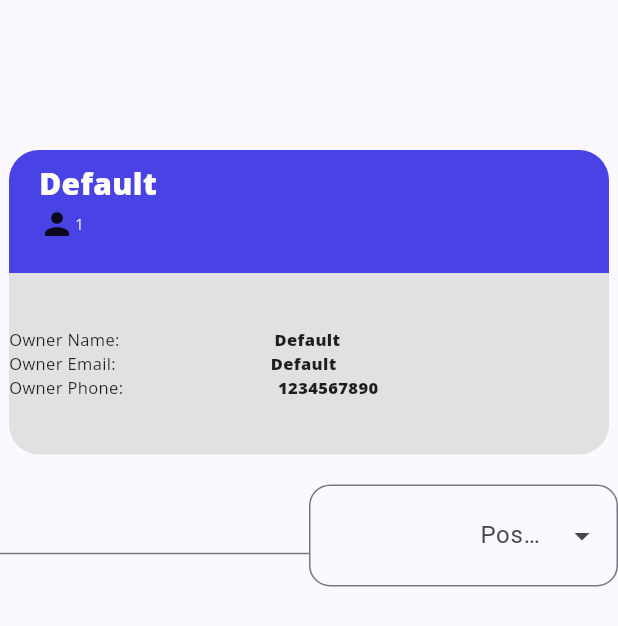
After one commit to Kh1merA/testeam_mobile, a Flutter app: the company_page screen opened by its route, on a phone screen of 412 x 824 dp. The commit adds this screen. Shown: the top 626 px of the screen. Run offline on Flutter 3.47's test engine with Material 2 defaults, Android fonts, the light colour scheme and no system bars; drawn by our look-alikes of dropdown_textfield; our stand-ins replace shared_preferences; accounts and stored records are empty.

Commit message:
start company page

```diff
--- a/lib/connections/company.dart
+++ b/lib/connections/company.dart
@@ -1,5 +1,3 @@
-import 'dart:ffi';
-
 import 'package:http/http.dart' as http;
 import 'dart:convert';
 
@@ -16,6 +14,26 @@ class Company {
       required this.ownerEmail,
       required this.ownerPhone,
       required this.users});
+
+  Map<String, dynamic> toJson() {
+    return {
+      'title': title,
+      'ownerEmail': ownerEmail,
+      'ownerPhone': ownerPhone,
+      'ownerName': ownerName,
+      'users': users,
+    };
+  }
+
+  factory Company.fromJson(Map<String, dynamic> json) {
+    return Company(
+      title: json['title'],
+      ownerEmail: json['ownerEmail'],
+      ownerPhone: json['ownerPhone'],
+      ownerName: json['ownerName'],
+      users: json['users'],
+    );
+  }
 
   void getUserInfo(token) async {
     const apiUrl =
--- /dev/null
+++ b/lib/pages/company_page/view/company_page.dart
@@ -0,0 +1,194 @@
+import 'dart:convert';
+import 'dart:ui';
+
+import 'package:dropdown_textfield/dropdown_textfield.dart';
+import 'package:flutter/material.dart';
+import 'package:shared_preferences/shared_preferences.dart';
+import 'package:testeam_mobile_application/connections/company.dart';
+import 'package:testeam_mobile_application/pages/home_page/view/home_page.dart';
+import 'package:testeam_mobile_application/theme/theme.dart';
+
+class company_page extends StatefulWidget {
+  const company_page({Key? key}) : super(key: key);
+
+  @override
+  _UserPageState createState() => _UserPageState();
+}
+
+class _UserPageState extends State<company_page> {
+  late Company companyData;
+
+  @override
+  void initState() {
+    super.initState();
+    companyData = Company(
+        title: 'Default',
+        ownerEmail: 'Default',
+        ownerPhone: '1234567890',
+        ownerName: 'Default',
+        users: [
+          {"id": 1, "name": "Default", "role": "Man with default face"}
+        ]);
+    _loadCompany();
+  }
+
+  _loadCompany() async {
+    SharedPreferences prefs = await SharedPreferences.getInstance();
+    String? companyString = prefs.getString('company');
+    print('User String: $companyString');
+    if (companyString != null && companyString.isNotEmpty) {
+      setState(() {
+        companyData = Company.fromJson(json.decode(companyString));
+      });
+    } else {
+      setState(() {
+        companyData = Company(
+            title: 'Default',
+            ownerEmail: 'Default',
+            ownerPhone: '1234567890',
+            ownerName: 'Default',
+            users: [
+              {"id": 1, "name": "Default", "role": "Man with default face"}
+            ]);
+      });
+    }
+  }
+
+  @override
+  Widget build(BuildContext context) {
+    return Scaffold(
+      body: SingleChildScrollView(
+        child: Column(
+          children: [
+            SizedBox(
+              height: 100,
+            ),
+            Container(
+              width: 400, // Змініть ширину на весь доступний простір
+              height: 82,
+              child: Padding(
+                padding:
+                    const EdgeInsets.symmetric(vertical: 8.0, horizontal: 20.0),
+                child: Column(
+                  mainAxisAlignment: MainAxisAlignment.start,
+                  crossAxisAlignment: CrossAxisAlignment.start,
+                  children: [
+                    Text(
+                      companyData.title,
+                      style: companyNameTextStyle,
+                    ),
+                    Row(
+                      children: [
+                        const Icon(Icons.person),
+                        Text(companyData.users.length.toString(),
+                            style: companyAmountWorkersTextStyle)
+                      ],
+                    ),
+                  ],
+                ),
+              ),
+              decoration: BoxDecoration(
+                  color: Color.fromRGBO(73, 66, 228, 1),
+                  borderRadius: BorderRadius.only(
+                    topLeft: Radius.circular(20),
+                    topRight: Radius.circular(20),
+                  )),
+            ),
+            Container(
+              width: 400, // Змініть ширину на весь доступний простір
+              height: 121,
+              decoration: BoxDecoration(
+                  color: Color.fromRGBO(225, 225, 225, 1),
+                  borderRadius: BorderRadius.only(
+                    bottomLeft: Radius.circular(20),
+                    bottomRight: Radius.circular(20),
+                  )),
+              child: Column(
+                mainAxisAlignment: MainAxisAlignment.center,
+                children: [
+                  Row(
+                    children: [
+                      Text(
+                        'Owner Name: ',
+                        style: textCompanyTextStyle,
+                      ),
+                      SizedBox(
+                        width: 100,
+                      ),
+                      Text(
+                        companyData.ownerName,
+                        style: textCompanyItemsStyle,
+                      )
+                    ],
+                  ),
+                  Row(
+                    children: [
+                      Text(
+                        'Owner Email: ',
+                        style: textCompanyTextStyle,
+                      ),
+                      SizedBox(
+                        width: 100,
+                      ),
+                      Text(
+                        companyData.ownerEmail,
+                        style: textCompanyItemsStyle,
+                      )
+                    ],
+                  ),
+                  Row(
+                    children: [
+                      Text(
+                        'Owner Phone: ',
+                        style: textCompanyTextStyle,
+                      ),
+                      SizedBox(
+                        width: 100,
+                      ),
+                      Text(
+                        companyData.ownerPhone,
+                        style: textCompanyItemsStyle,
+                      )
+                    ],
+                  ),
+                ],
+              ),
+            ),
+            SizedBox(
+              height: 20,
+            ),
+            Container(
+              child: Row(
+                children: [
+                  Expanded(
+                    child: Container(
+                      width: 167,
+                      height: 25,
+                      child: TextField(
+                        style: textSearchFieldStyle,
+                      ),
+                    ),
+                  ),
+                  Expanded(
+                    child: DropDownTextField(
+                      textStyle: customDropDownTextStyle,
+                      textFieldDecoration:
+                          customDropDownInputDecoration.copyWith(
+                              contentPadding: EdgeInsets.symmetric(
+                                  horizontal: 110, vertical: 25)),
+                      dropDownList: const [
+                        DropDownValueModel(name: 'Admin', value: "Admin"),
+                        DropDownValueModel(name: 'Tester', value: "Tester"),
+                        DropDownValueModel(name: 'Employee', value: "Employee"),
+                      ],
+                    ),
+                  ),
+                ],
+              ),
+            ),
+          ],
+        ),
+      ),
+    );
+  }
+}
--- a/lib/pages/user_page/view/user_page.dart
+++ b/lib/pages/user_page/view/user_page.dart
@@ -115,9 +115,16 @@ class _UserPageState extends State<user_page> {
                   const Divider(
                     color: Colors.black,
                   ),
-                  profileRow(
-                      inputIcon: Icon(Icons.domain),
-                      inputText: userData.companyName),
+                  Container(
+                    child: InkWell(
+                      onTap: () {
+                        Navigator.of(context).pushNamed('/company_page');
+                      },
+                      child: profileRow(
+                          inputIcon: Icon(Icons.domain),
+                          inputText: userData.companyName),
+                    ),
+                  ),
                   const Divider(
                     color: Colors.black,
                   ),
--- a/lib/router/router.dart
+++ b/lib/router/router.dart
@@ -1,3 +1,4 @@
+import 'package:testeam_mobile_application/pages/company_page/view/company_page.dart';
 import 'package:testeam_mobile_application/pages/home_page/view/home_page.dart';
 import 'package:testeam_mobile_application/pages/login_page/view/view.dart';
 import 'package:testeam_mobile_application/pages/recovery_password/view/view.dart';
@@ -9,4 +10,5 @@ final routes = {
   '/recovery_password/enter_code_password': (context) => password_code(),
   '/recovery_password/enter_code_password/change_password': (context) =>
       change_password(),
+  '/company_page': (context) => company_page(),
 };
--- a/lib/theme/theme.dart
+++ b/lib/theme/theme.dart
@@ -108,3 +108,47 @@ TextStyle validatorError = const TextStyle(
   fontWeight: FontWeight.w700,
   color: Colors.red,
 );
+
+TextStyle companyNameTextStyle = const TextStyle(
+  fontSize: 20,
+  fontFamily: 'OpenSans',
+  fontWeight: FontWeight.w800,
+  color: Colors.white,
+);
+
+TextStyle companyAmountWorkersTextStyle = const TextStyle(
+  fontSize: 10,
+  fontFamily: 'OpenSans',
+  fontWeight: FontWeight.w100,
+  color: Colors.white,
+);
+
+final TextStyle customDropDownTextStyle = TextStyle(
+  color: Colors.black,
+  fontSize: 12.0,
+);
+
+const double customFieldWidth = 50;
+const double customFieldHeight = 30;
+
+final InputDecoration customDropDownInputDecoration = InputDecoration(
+  border: OutlineInputBorder(
+    borderRadius: BorderRadius.circular(14.0),
+    borderSide: BorderSide(color: Colors.black),
+  ),
+  labelText: 'Position',
+);
+
+TextStyle textSearchFieldStyle = TextStyle(
+    fontFamily: 'OpenSans',
+    fontSize: 12,
+    color: Color.fromRGBO(173, 173, 173, 150));
+
+TextStyle textCompanyTextStyle = TextStyle(
+    fontFamily: 'OpenSans', fontSize: 11, color: Color.fromRGBO(30, 30, 30, 1));
+
+TextStyle textCompanyItemsStyle = TextStyle(
+    fontFamily: 'OpenSans',
+    fontSize: 11,
+    fontWeight: FontWeight.w800,
+    color: Color.fromRGBO(30, 30, 30, 1));
--- a/pubspec.yaml
+++ b/pubspec.yaml
@@ -37,6 +37,7 @@ dependencies:
   google_nav_bar: ^5.0.6
   http: ^1.1.0
   shared_preferences: ^2.0.12
+  dropdown_textfield: ^1.0.8
 
 dev_dependencies:
   flutter_test:
```
Also changed, not shown: pubspec.lock.
